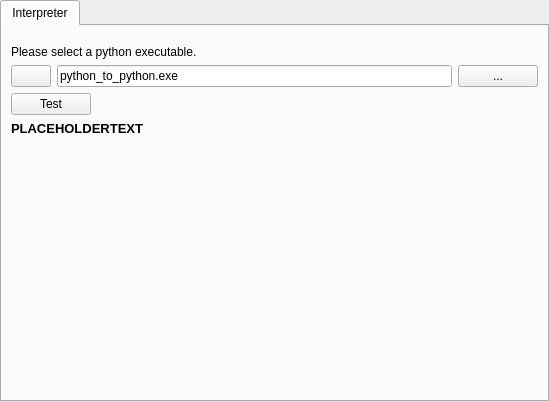
First picture: the form in src/setup_module/gtps_pythonpreferencepage.ui, repository dlr-gtlab/python-module, before the edit.
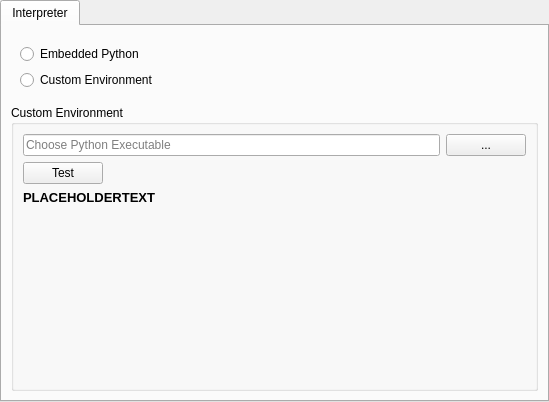
Second picture: the form after the edit. Icons and pictures are not drawn.

Commit message:
Improved switching between custom and embedded python
Now, the user can select via radio button, what
python is used. Switching to the custom python does
not remove the path to the embedded python interpreter.

What changed in the file:
```diff
--- a/src/setup_module/gtps_pythonpreferencepage.ui
+++ b/src/setup_module/gtps_pythonpreferencepage.ui
@@ -38,58 +38,60 @@
       <attribute name="title">
        <string>Interpreter</string>
       </attribute>
+      <layout class="QVBoxLayout" name="verticalLayout_4">
+       <item>
+        <widget class="QFrame" name="frame">
+         <layout class="QVBoxLayout" name="verticalLayout_3">
+          <item>
+           <widget class="QRadioButton" name="rbEmbedded">
+            <property name="toolTip">
+             <string>Use the python environment that is shipped with GTlab</string>
+            </property>
+            <property name="text">
+             <string>Embedded Python</string>
+            </property>
+            <attribute name="buttonGroup">
+             <string notr="true">buttonGroup</string>
+            </attribute>
+           </widget>
+          </item>
+          <item>
+           <widget class="QRadioButton" name="rbCustomEnv">
+            <property name="toolTip">
+             <string>Use a custom environment</string>
+            </property>
+            <property name="text">
+             <string>Custom Environment</string>
+            </property>
+            <attribute name="buttonGroup">
+             <string notr="true">buttonGroup</string>
+            </attribute>
+           </widget>
+          </item>
+         </layout>
+        </widget>
+       </item>
+       <item>
+        <widget class="QGroupBox" name="groupCustom">
+         <property name="enabled">
+          <bool>true</bool>
+         </property>
+         <property name="title">
+          <string>Custom Environment</string>
+         </property>
       <layout class="QVBoxLayout" name="verticalLayout">
-       <item>
-        <spacer name="verticalSpacer_2">
-         <property name="orientation">
-          <enum>Qt::Orientation::Vertical</enum>
-         </property>
-         <property name="sizeType">
-          <enum>QSizePolicy::Policy::Minimum</enum>
-         </property>
-         <property name="sizeHint" stdset="0">
-          <size>
-           <width>20</width>
-           <height>10</height>
-          </size>
-         </property>
-        </spacer>
-       </item>
-       <item>
-        <widget class="QLabel" name="label">
-         <property name="text">
-          <string>Please select a python executable.</string>
-         </property>
-        </widget>
-       </item>
        <item>
         <layout class="QHBoxLayout" name="horizontalLayout">
-         <item>
-          <widget class="QPushButton" name="btnSwitchEmbedded">
-           <property name="enabled">
-            <bool>true</bool>
-           </property>
-           <property name="toolTip">
-            <string>Switch to embedded python</string>
-           </property>
-           <property name="text">
-            <string/>
-           </property>
-           <property name="icon">
-            <iconset theme="QIcon::ThemeIcon::GoHome"/>
-           </property>
-           <property name="checkable">
-            <bool>false</bool>
-           </property>
-          </widget>
-         </item>
          <item>
           <widget class="QLineEdit" name="lePythonExe">
+              <property name="inputMask">
+               <string/>
+              </property>
            <property name="text">
-            <string>python_to_python.exe</string>
+               <string/>
            </property>
            <property name="placeholderText">
-            <string>Path to Python Executable</string>
+               <string>Choose Python Executable</string>
            </property>
           </widget>
          </item>
@@ -160,10 +162,13 @@
          <property name="sizeHint" stdset="0">
           <size>
            <width>158</width>
-           <height>201</height>
+              <height>125</height>
           </size>
          </property>
         </spacer>
+          </item>
+         </layout>
+        </widget>
        </item>
       </layout>
      </widget>
```
Left out of the diff: 3 changed lines with no effect on the pictures. Lines whose indentation alone changed are shown as unchanged. The commit also changes 5 other files.
